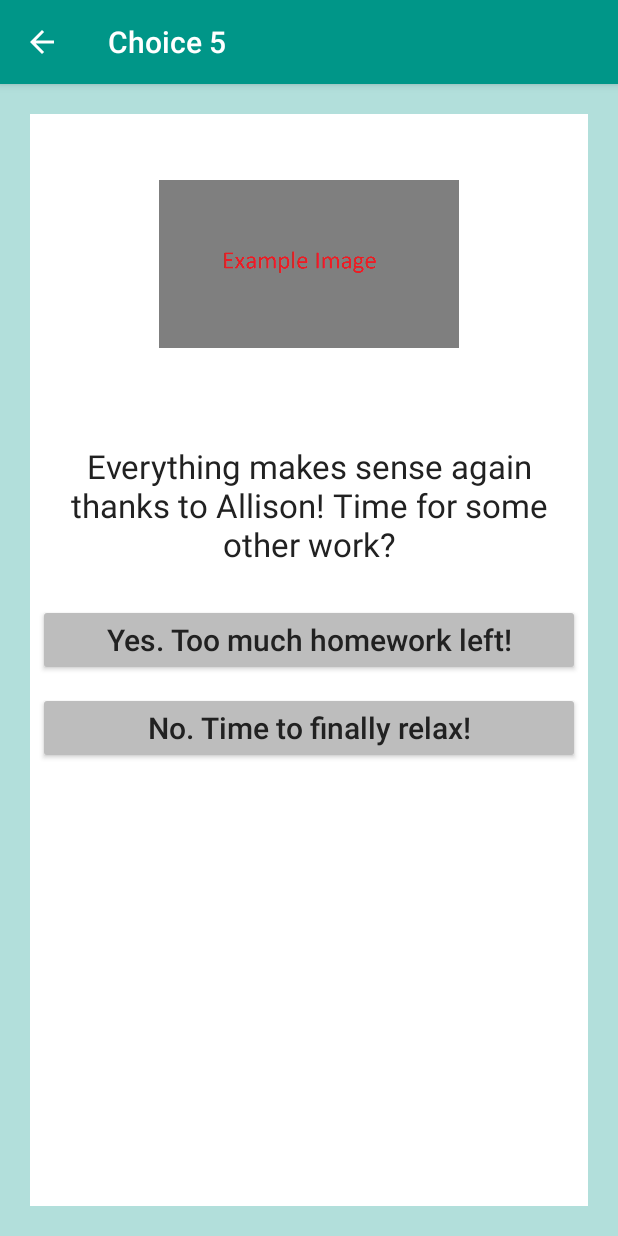
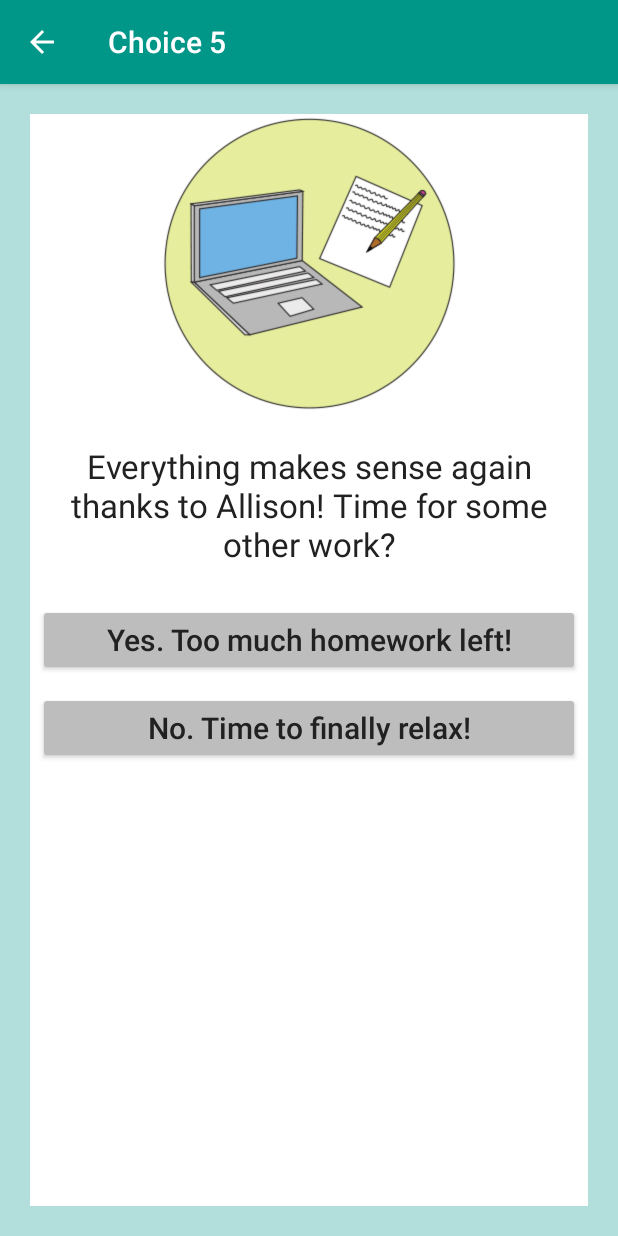
Before and after one commit to bng8/ChooseWisely, an Android app: the Page_5a screen opened directly, with no data from a screen before it, on a phone screen of 412 x 824 dp. Run offline under Robolectric (Android 15) with nearby library versions, the phone set to English and light mode, and no system bars; 1 statement that could not run was skipped.

Commit message:
more images

```diff
--- a/app/src/main/res/layout/activity_page_5a.xml
+++ b/app/src/main/res/layout/activity_page_5a.xml
@@ -24,7 +24,7 @@
                 tools:ignore="ContentDescription"
                 android:layout_width="200dp"
                 android:layout_height="200dp"
-                android:src="@drawable/example_image"
+                android:src="@drawable/computer_and_work_5a"
                 android:layout_gravity="center"/>
 
             <TextView
--- a/app/src/main/res/layout/activity_page_5b.xml
+++ b/app/src/main/res/layout/activity_page_5b.xml
@@ -24,7 +24,7 @@
                 tools:ignore="ContentDescription"
                 android:layout_width="200dp"
                 android:layout_height="200dp"
-                android:src="@drawable/example_image"
+                android:src="@drawable/lunch_5b_5d"
                 android:layout_gravity="center"/>
 
             <TextView
--- a/app/src/main/res/layout/activity_page_5d.xml
+++ b/app/src/main/res/layout/activity_page_5d.xml
@@ -24,7 +24,7 @@
                 tools:ignore="ContentDescription"
                 android:layout_width="200dp"
                 android:layout_height="200dp"
-                android:src="@drawable/example_image"
+                android:src="@drawable/lunch_5b_5d"
                 android:layout_gravity="center"/>
 
             <TextView
```
Also changed, not shown: app/src/main/res/drawable/computer_and_work_5a.png (added), app/src/main/res/drawable/lunch_5b_5d.png (added).
